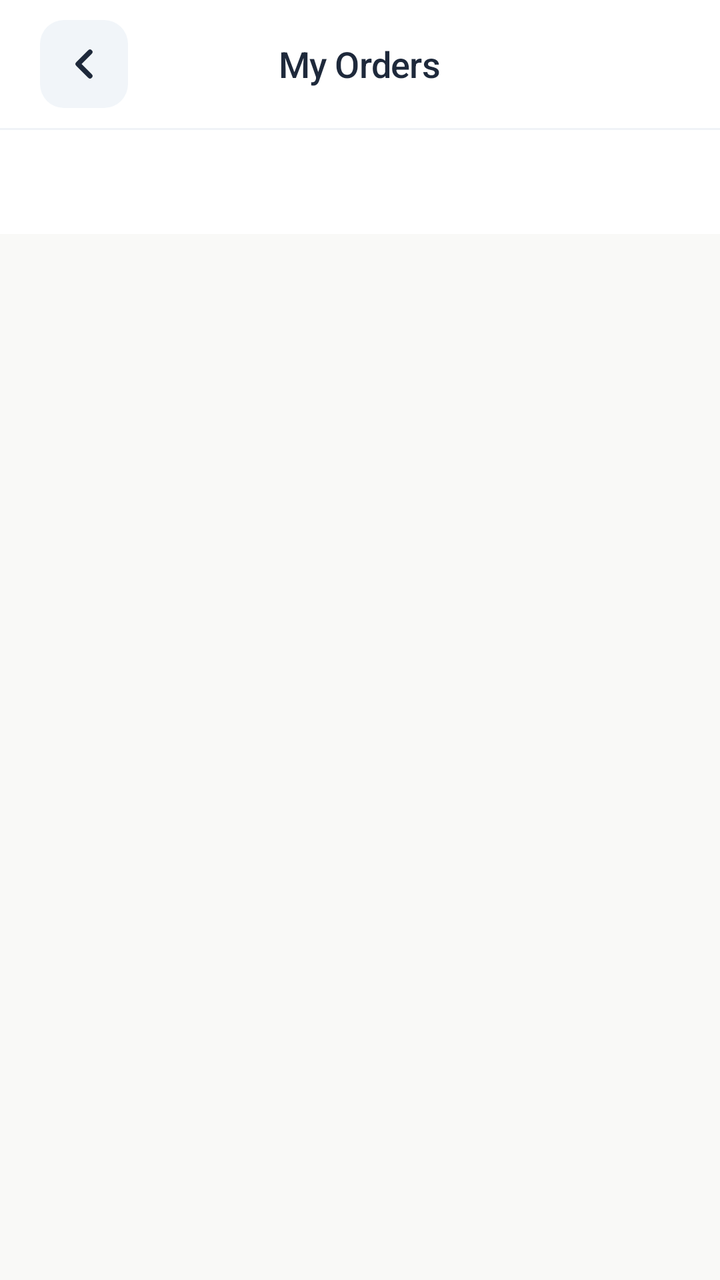
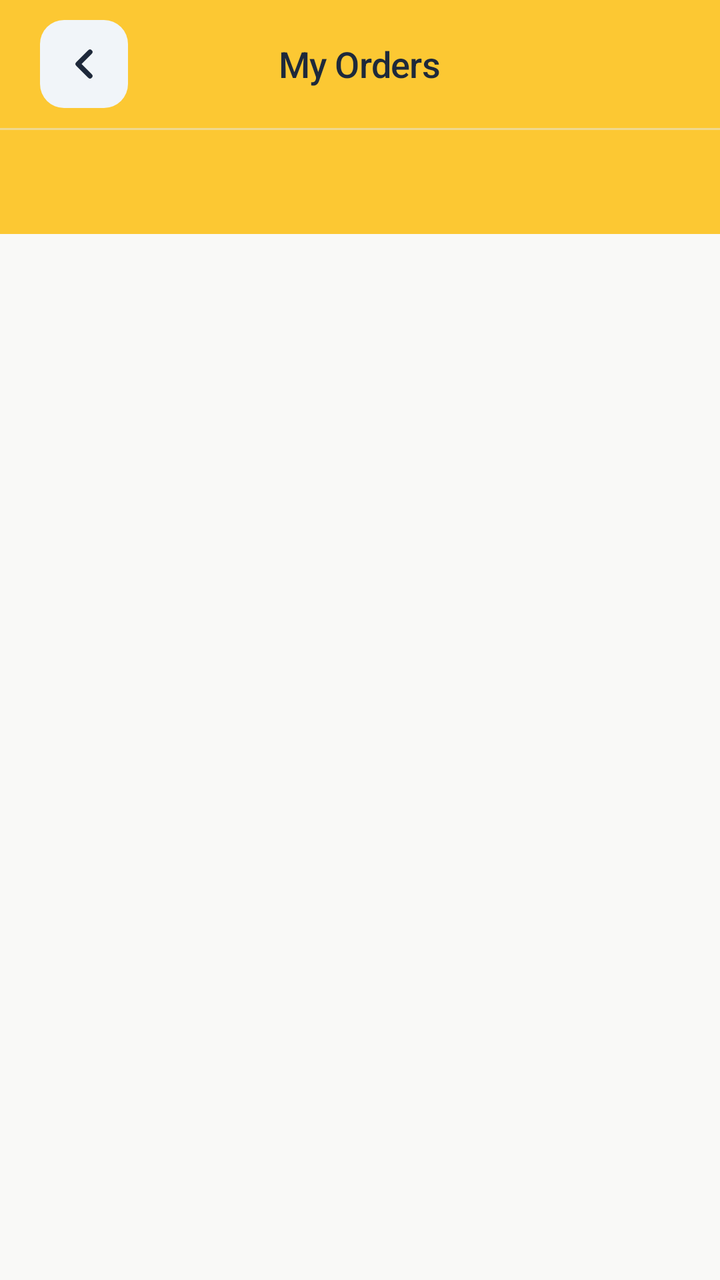

Two renders of the same Android screen: before a commit and after it. Below are the layout's source before the change and the commit's diff.
<!-- AndroidManifest.xml: application theme Theme.BeckieDealApp -->
<!-- res/layout/activity_my_orders.xml -->
﻿<?xml version="1.0" encoding="utf-8"?>
<androidx.constraintlayout.widget.ConstraintLayout xmlns:android="http://schemas.android.com/apk/res/android"
    xmlns:app="http://schemas.android.com/apk/res-auto"
    xmlns:tools="http://schemas.android.com/tools"
    android:layout_width="match_parent"
    android:layout_height="match_parent"
    android:background="@color/background"
    android:fitsSystemWindows="true"
    tools:context=".MyOrdersActivity">

    
    <com.google.android.material.appbar.AppBarLayout
        android:id="@+id/appBarLayout"
        android:layout_width="match_parent"
        android:layout_height="wrap_content"
        android:background="@color/surface"
        app:elevation="0dp"
        app:layout_constraintTop_toTopOf="parent">

        <com.google.android.material.appbar.MaterialToolbar
            android:id="@+id/topAppBar"
            android:layout_width="match_parent"
            android:layout_height="64dp"
            app:contentInsetStart="0dp">

            <RelativeLayout
                android:layout_width="match_parent"
                android:layout_height="match_parent"
                android:paddingHorizontal="20dp"
                android:paddingVertical="8dp">

                <ImageView
                    android:id="@+id/backButton"
                    android:layout_width="44dp"
                    android:layout_height="44dp"
                    android:layout_alignParentStart="true"
                    android:layout_centerVertical="true"
                    android:background="@drawable/form_field_background"
                    android:padding="10dp"
                    android:src="@drawable/ic_arrow_left"
                    android:contentDescription="Back"
                    app:tint="@color/text_primary" />

                <LinearLayout
                    android:layout_width="wrap_content"
                    android:layout_height="wrap_content"
                    android:layout_centerInParent="true"
                    android:orientation="vertical"
                    android:gravity="center">

                    <TextView
                        android:layout_width="wrap_content"
                        android:layout_height="wrap_content"
                        android:text="My Orders"
                        android:textAppearance="@style/TextAppearance.App.SectionHeader" />

                </LinearLayout>

            </RelativeLayout>

        </com.google.android.material.appbar.MaterialToolbar>

        
        <View
            android:layout_width="match_parent"
            android:layout_height="1dp"
            android:background="@color/border_color"
            android:alpha="0.5" />

        
        <com.google.android.material.tabs.TabLayout
            android:id="@+id/orderTabLayout"
            android:layout_width="match_parent"
            android:layout_height="52dp"
            android:layout_marginHorizontal="16dp"
            android:background="@android:color/transparent"
            app:tabIndicator="@drawable/order_tab_indicator"
            app:tabIndicatorColor="@color/primary"
            app:tabIndicatorFullWidth="false"
            app:tabIndicatorHeight="3dp"
            app:tabSelectedTextColor="@color/primary"
            app:tabTextColor="@color/text_muted"
            app:tabTextAppearance="@style/Tab.OrderText"
            app:tabRippleColor="@color/nav_indicator_fill"
            app:tabGravity="fill"
            app:tabMode="fixed" />

    </com.google.android.material.appbar.AppBarLayout>

    
    <androidx.core.widget.NestedScrollView
        android:layout_width="match_parent"
        android:layout_height="0dp"
        android:fillViewport="true"
        app:layout_constraintTop_toBottomOf="@id/appBarLayout"
        app:layout_constraintBottom_toBottomOf="parent">

        <FrameLayout
            android:layout_width="match_parent"
            android:layout_height="wrap_content">

            
            <LinearLayout
                android:id="@+id/emptyState"
                android:layout_width="match_parent"
                android:layout_height="match_parent"
                android:gravity="center"
                android:orientation="vertical"
                android:padding="48dp"
                android:visibility="gone">

                
                <com.google.android.material.card.MaterialCardView
                    android:layout_width="120dp"
                    android:layout_height="120dp"
                    app:cardCornerRadius="60dp"
                    app:cardElevation="0dp"
                    app:cardBackgroundColor="@color/nav_indicator_fill"
                    app:strokeWidth="0dp">

                    <ImageView
                        android:layout_width="64dp"
                        android:layout_height="64dp"
                        android:layout_gravity="center"
                        android:src="@drawable/ic_package"
                        app:tint="@color/primary"
                        android:alpha="0.8" />

                </com.google.android.material.card.MaterialCardView>

                <TextView
                    android:id="@+id/emptyTitle"
                    android:layout_width="wrap_content"
                    android:layout_height="wrap_content"
                    android:layout_marginTop="28dp"
                    android:text="No orders yet"
                    android:textColor="@color/text_primary"
                    android:textSize="22sp"
                    android:textStyle="bold"
                    android:letterSpacing="0.01" />

                <TextView
                    android:id="@+id/emptySubtitle"
                    android:layout_width="wrap_content"
                    android:layout_height="wrap_content"
                    android:layout_marginTop="10dp"
                    android:layout_marginHorizontal="20dp"
                    android:gravity="center"
                    android:text="When you place an order, it will appear here."
                    android:textAppearance="@style/TextAppearance.App.Body"
                    android:textColor="@color/text_secondary"
                    android:lineSpacingExtra="4dp" />

                <com.google.android.material.button.MaterialButton
                    android:id="@+id/startShoppingButton"
                    android:layout_width="wrap_content"
                    android:layout_height="56dp"
                    android:layout_marginTop="32dp"
                    android:background="@drawable/button_add_to_cart_gradient"
                    android:text="Start Shopping"
                    android:textAllCaps="false"
                    android:textColor="@color/dark_brown"
                    android:textSize="16sp"
                    android:textStyle="bold"
                    android:paddingHorizontal="32dp"
                    app:backgroundTint="@null"
                    app:cornerRadius="28dp"
                    app:elevation="0dp"
                    style="@style/Widget.Material3.Button" />

            </LinearLayout>

            
            <LinearLayout
                android:id="@+id/ordersList"
                android:layout_width="match_parent"
                android:layout_height="wrap_content"
                android:orientation="vertical"
                android:padding="20dp"
                android:clipToPadding="false" />

        </FrameLayout>

    </androidx.core.widget.NestedScrollView>

</androidx.constraintlayout.widget.ConstraintLayout>
<!-- resources referenced by this layout -->
<resources>
  <color name="background">#F9F9F7</color>
  <color name="border_color">#E2E8F0</color>
  <color name="dark_brown">#3E2723</color>
  <color name="nav_indicator_fill">#FFF1EB</color>
  <color name="primary">#FDC011</color>
  <color name="surface">#FFFFFF</color>
  <color name="text_muted">#94A3B8</color>
  <color name="text_primary">#1E293B</color>
  <color name="text_secondary">#64748B</color>
  <!-- drawable form_field_background (drawable) -->
  <?xml version="1.0" encoding="utf-8"?>
  <shape xmlns:android="http://schemas.android.com/apk/res/android">
      <solid android:color="@color/input_background" />
      <corners android:radius="12dp" />
  </shape>
  <!-- drawable order_tab_indicator (drawable) -->
  <?xml version="1.0" encoding="utf-8"?>
  <shape xmlns:android="http://schemas.android.com/apk/res/android"
      android:shape="rectangle">
      <size android:height="3dp" />
      <corners android:radius="2dp" />
      <solid android:color="@color/primary" />
  </shape>
  <style name="Tab.OrderText" parent="TextAppearance.Material3.TitleSmall">
          <item name="android:fontFamily">@font/synonym_semibold</item>
          <item name="android:textSize">15sp</item>
          <item name="textAllCaps">false</item>
          <item name="android:letterSpacing">0.02</item>
      </style>
  <style name="Theme.BeckieDealApp" parent="Base.Theme.BeckieDealApp">
          <item name="buttonStyle">@style/Widget.App.Button</item>
          <item name="materialButtonStyle">@style/Widget.App.Button</item>
      </style>
  <dimen name="button_pill_radius">999dp</dimen>
  <color name="input_background">#F1F5F9</color>
  <style name="Widget.App.Button" parent="Widget.Material3.Button">
          <item name="shapeAppearance">@style/ShapeAppearance.App.Button.Pill</item>
          <item name="android:textAppearance">@style/TextAppearance.App.Button</item>
      </style>
  <color name="on_primary">#FFFFFF</color>
  <color name="primary_container">#FDC011</color>
  <color name="on_primary_container">#582200</color>
  <color name="on_surface">#251913</color>
  <style name="TextAppearance.App.ProductName" parent="TextAppearance.Material3.HeadlineSmall">
          <item name="android:fontFamily">@font/amulya_bold</item>
          <item name="android:textSize">24sp</item>
          <item name="android:letterSpacing">-0.02</item>
          <item name="android:textColor">@color/text_primary</item>
      </style>
  <style name="TextAppearance.App.PriceHero" parent="TextAppearance.Material3.TitleLarge">
          <item name="android:fontFamily">@font/amulya_bold</item>
          <item name="android:textSize">22sp</item>
          <item name="android:letterSpacing">-0.01</item>
          <item name="android:textColor">@color/text_primary</item>
      </style>
  <style name="TextAppearance.App.CardProductName" parent="TextAppearance.Material3.BodyLarge">
          <item name="android:fontFamily">@font/synonym_medium</item>
          <item name="android:textSize">15sp</item>
          <item name="android:letterSpacing">0</item>
          <item name="android:textColor">@color/text_primary</item>
      </style>
  <style name="TextAppearance.App.Button" parent="TextAppearance.Material3.LabelLarge">
          <item name="android:fontFamily">@font/synonym_semibold</item>
          <item name="android:textSize">15sp</item>
          <item name="android:letterSpacing">0.01</item>
          <item name="android:textAllCaps">false</item>
      </style>
  <style name="ShapeAppearance.App.Button.Pill" parent="">
          <item name="cornerFamily">rounded</item>
          <item name="cornerSize">50%</item>
      </style>
  <style name="ShapeAppearance.App.BottomNav.ActiveIndicator" parent="">
          <item name="cornerFamily">rounded</item>
          <item name="cornerSize">50%</item>
      </style>
  <!-- unchanged entries left out for length: 11 -->
</resources>

<!-- the commit's change to res/layout/activity_my_orders.xml (unified diff, before → after) -->
@@ -13,7 +13,7 @@
         android:id="@+id/appBarLayout"
         android:layout_width="match_parent"
         android:layout_height="wrap_content"
-        android:background="@color/surface"
+        android:background="@color/topbar_yellow_transparent"
         app:elevation="0dp"
         app:layout_constraintTop_toTopOf="parent">
 
<!-- resource entries referenced after the edit -->
@@ -9,6 +9,7 @@
   <color name="text_muted">#94A3B8</color>
   <color name="text_primary">#1E293B</color>
   <color name="text_secondary">#64748B</color>
+  <color name="topbar_yellow_transparent">#D9FDC011</color>
   <!-- drawable form_field_background (drawable) -->
   <?xml version="1.0" encoding="utf-8"?>
   <shape xmlns:android="http://schemas.android.com/apk/res/android">
